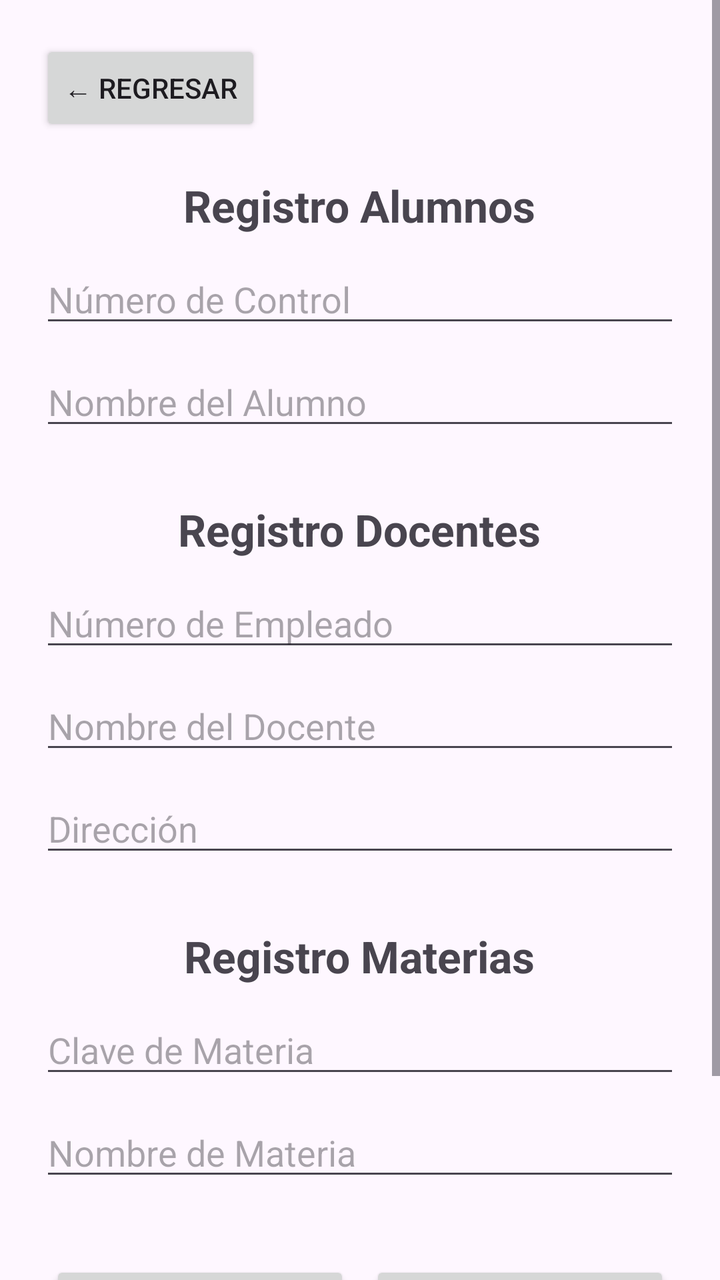
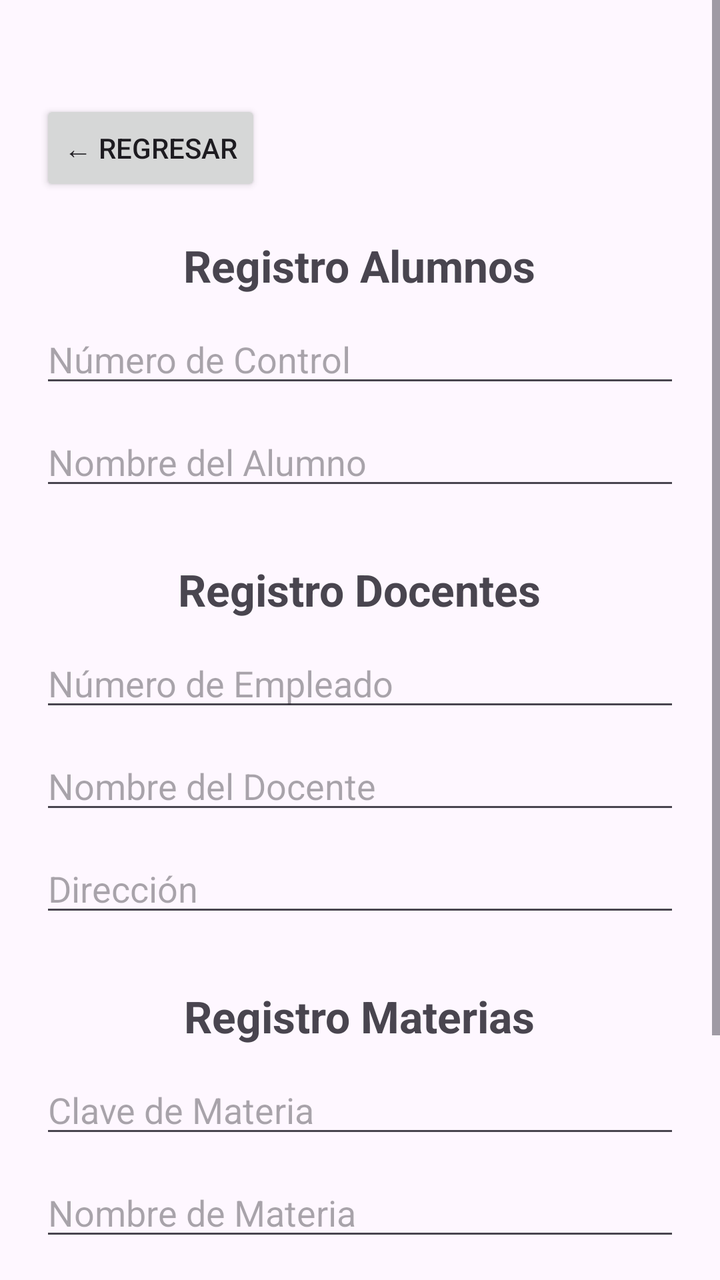

Two renders of the same Android screen: before a commit and after it. Below are the layout's source before the change and the commit's diff.
<!-- AndroidManifest.xml: application theme Theme.ExamenUnidad4 -->
<!-- res/layout/registros.xml -->
<?xml version="1.0" encoding="utf-8"?>
<ScrollView xmlns:android="http://schemas.android.com/apk/res/android"
    android:layout_width="match_parent"
    android:layout_height="match_parent"
    android:fillViewport="true">

    <LinearLayout
        android:layout_width="match_parent"
        android:layout_height="wrap_content"
        android:orientation="vertical"
        android:padding="20dp"
        android:gravity="center_horizontal">

        
        <Button
            android:id="@+id/btnRegresar"
            android:layout_width="wrap_content"
            android:layout_height="wrap_content"
            android:layout_gravity="start"
            android:layout_marginBottom="10dp"
            android:text="← Regresar" />

        
        <TextView
            android:id="@+id/textAlumno"
            android:layout_width="wrap_content"
            android:layout_height="wrap_content"
            android:text="Registro Alumnos"
            android:textSize="22sp"
            android:textStyle="bold"
            android:layout_marginTop="10dp" />

        <EditText
            android:id="@+id/numcontrol"
            android:layout_width="match_parent"
            android:layout_height="wrap_content"
            android:layout_marginTop="10dp"
            android:hint="Número de Control"
            android:inputType="textPersonName" />

        <EditText
            android:id="@+id/nombre"
            android:layout_width="match_parent"
            android:layout_height="wrap_content"
            android:layout_marginTop="10dp"
            android:hint="Nombre del Alumno"
            android:inputType="textPersonName" />

        
        <TextView
            android:id="@+id/textDocente"
            android:layout_width="wrap_content"
            android:layout_height="wrap_content"
            android:layout_marginTop="30dp"
            android:text="Registro Docentes"
            android:textSize="22sp"
            android:textStyle="bold" />

        <EditText
            android:id="@+id/numempleado"
            android:layout_width="match_parent"
            android:layout_height="wrap_content"
            android:layout_marginTop="10dp"
            android:hint="Número de Empleado"
            android:inputType="textPersonName" />

        <EditText
            android:id="@+id/docente"
            android:layout_width="match_parent"
            android:layout_height="wrap_content"
            android:layout_marginTop="10dp"
            android:hint="Nombre del Docente"
            android:inputType="textPersonName" />

        <EditText
            android:id="@+id/direcciondocente"
            android:layout_width="match_parent"
            android:layout_height="wrap_content"
            android:layout_marginTop="10dp"
            android:hint="Dirección"
            android:inputType="textPersonName" />

        
        <TextView
            android:id="@+id/textMateria"
            android:layout_width="wrap_content"
            android:layout_height="wrap_content"
            android:layout_marginTop="30dp"
            android:text="Registro Materias"
            android:textSize="22sp"
            android:textStyle="bold" />

        <EditText
            android:id="@+id/clavemateria"
            android:layout_width="match_parent"
            android:layout_height="wrap_content"
            android:layout_marginTop="10dp"
            android:hint="Clave de Materia"
            android:inputType="textPersonName" />

        <EditText
            android:id="@+id/nombremateria"
            android:layout_width="match_parent"
            android:layout_height="wrap_content"
            android:layout_marginTop="10dp"
            android:hint="Nombre de Materia"
            android:inputType="textPersonName" />

        
        <LinearLayout
            android:layout_width="match_parent"
            android:layout_height="wrap_content"
            android:orientation="horizontal"
            android:layout_marginTop="30dp"
            android:gravity="center">

            <Button
                android:id="@+id/btnInsertar"
                android:layout_width="0dp"
                android:layout_height="wrap_content"
                android:layout_weight="1"
                android:layout_margin="5dp"
                android:text="Insertar" />

            <Button
                android:id="@+id/btnBuscar"
                android:layout_width="0dp"
                android:layout_height="wrap_content"
                android:layout_weight="1"
                android:layout_margin="5dp"
                android:text="Buscar" />
        </LinearLayout>

        <LinearLayout
            android:layout_width="match_parent"
            android:layout_height="wrap_content"
            android:orientation="horizontal"
            android:gravity="center">

            <Button
                android:id="@+id/btnActualizar"
                android:layout_width="0dp"
                android:layout_height="wrap_content"
                android:layout_weight="1"
                android:layout_margin="5dp"
                android:text="Actualizar" />

            <Button
                android:id="@+id/btnEliminar"
                android:layout_width="0dp"
                android:layout_height="wrap_content"
                android:layout_weight="1"
                android:layout_margin="5dp"
                android:text="Eliminar" />
        </LinearLayout>

    </LinearLayout>
</ScrollView>
<!-- resources referenced by this layout -->
<resources>
  <style name="Theme.ExamenUnidad4" parent="Base.Theme.ExamenUnidad4" />
  <style name="Base.Theme.ExamenUnidad4" parent="Theme.Material3.DayNight.NoActionBar">
          
          
      </style>
</resources>

<!-- the commit's change to res/layout/registros.xml (unified diff, before → after) -->
@@ -18,6 +18,7 @@
             android:layout_height="wrap_content"
             android:layout_gravity="start"
             android:layout_marginBottom="10dp"
+            android:layout_marginTop="30dp"
             android:text="← Regresar" />
 
         
